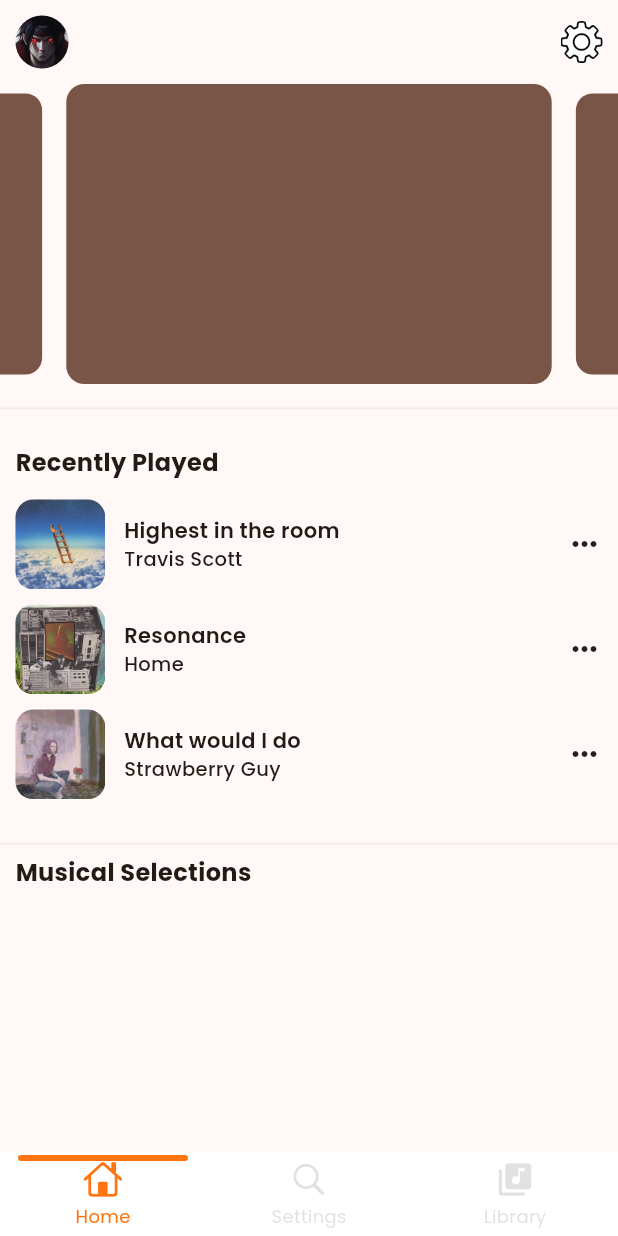
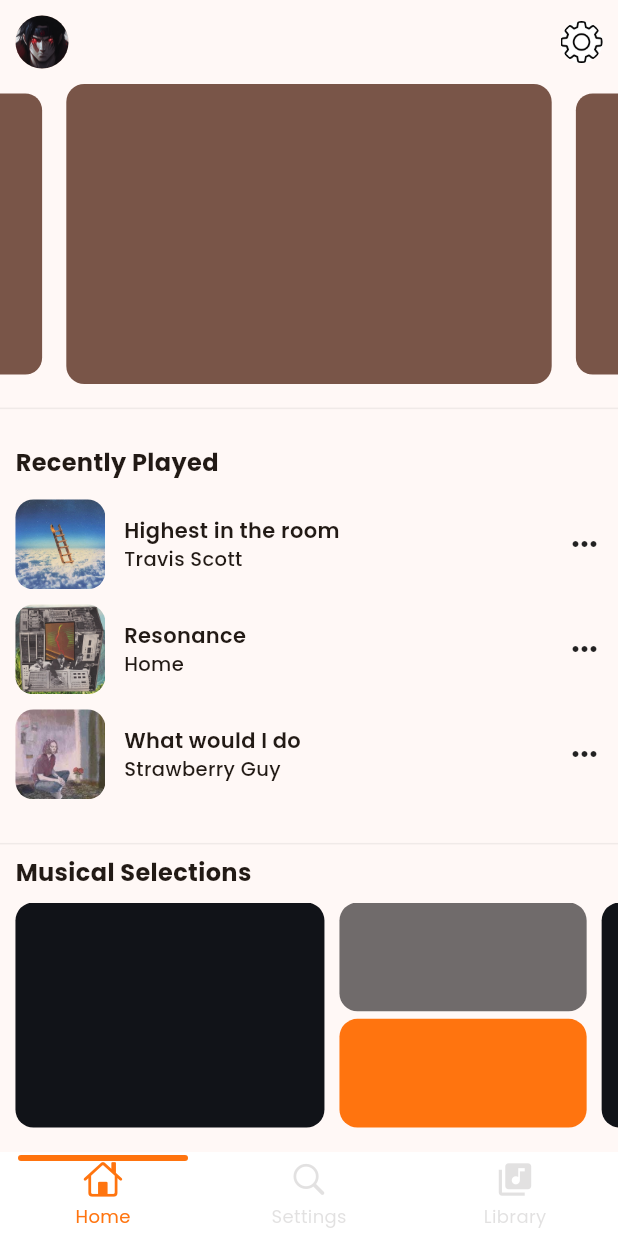
Before and after one commit to karthik324/mello-d, a Flutter app: the screen it shows after launch, on a phone screen of 412 x 824 dp. Run offline on Flutter 3.47's test engine with Material 2 defaults, Android fonts, the phone set to English and light mode, and no system bars; drawn by our look-alikes of carousel_slider, persistent_bottom_nav_bar.

Commit message:
finished home screen ui

```diff
--- a/lib/layers/presentation/main_screens/home_screen/home_screen.dart
+++ b/lib/layers/presentation/main_screens/home_screen/home_screen.dart
@@ -37,8 +37,7 @@ class HomeScreen extends StatelessWidget {
           ),
         ],
       ),
-      body: Column(
-        crossAxisAlignment: CrossAxisAlignment.start,
+      body: ListView(
         children: [
           const CarouselView(),
           1.height(context),
@@ -54,13 +53,77 @@ class HomeScreen extends StatelessWidget {
               2.height(context),
               const LightGreyDivisionHori(),
               Padding(
-                padding: EdgeInsets.symmetric(horizontal: size.width * 0.025),
+                padding: EdgeInsets.only(left: size.width * 0.025),
                 child: Column(
                   crossAxisAlignment: CrossAxisAlignment.start,
                   children: [
                     Text(
                       'Musical Selections',
                       style: AppStyles.extraBold,
+                    ),
+                    1.height(context),
+                    Container(
+                      margin: EdgeInsets.only(bottom: size.width * 0.025),
+                      height: 150,
+                      width: double.maxFinite,
+                      child: ListView(
+                        // shrinkWrap: true,
+                        scrollDirection: Axis.horizontal,
+                        children: [
+                          Container(
+                            height: 100,
+                            width: size.width * 0.5,
+                            decoration: BoxDecoration(
+                              color: AppColors.black,
+                              borderRadius: BorderRadius.circular(AppStyles.defaultBorderRadius),
+                            ),
+                          ),
+                          Column(
+                            children: [
+                              Expanded(
+                                child: Container(
+                                  height: 20,
+                                  width: size.width * 0.4,
+                                  margin: const EdgeInsets.symmetric(
+                                    horizontal: 10,
+                                  ),
+                                  // margin: const EdgeInsets.symmetric(horizontal: 3),
+                                  decoration: BoxDecoration(
+                                    color: AppColors.grey,
+                                    borderRadius: BorderRadius.circular(AppStyles.defaultBorderRadius),
+                                  ),
+                                ),
+                              ),
+                              const SizedBox(
+                                height: 5,
+                              ),
+                              Expanded(
+                                child: Container(
+                                  height: 20,
+                                  width: size.width * 0.4,
+                                  margin: const EdgeInsets.symmetric(
+                                    horizontal: 10,
+                                  ),
+                                  // margin: const EdgeInsets.symmetric(horizontal: 3),
+                                  decoration: BoxDecoration(
+                                    color: AppColors.mainColor,
+                                    borderRadius: BorderRadius.circular(AppStyles.defaultBorderRadius),
+                                  ),
+                                ),
+                              ),
+                            ],
+                          ),
+                          Container(
+                            margin: EdgeInsets.only(right: size.width * 0.025),
+                            height: 100,
+                            width: size.width * 0.5,
+                            decoration: BoxDecoration(
+                              color: AppColors.black,
+                              borderRadius: BorderRadius.circular(AppStyles.defaultBorderRadius),
+                            ),
+                          ),
+                        ],
+                      ),
                     ),
                   ],
                 ),
```
